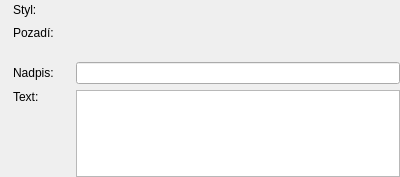
CZDanol/StrawLumen, file src/presentation/native/presentationpropertieswidget_customslide.ui: the form before one commit.
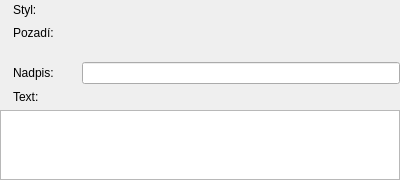
The form after the commit. Icons and pictures are not drawn. Custom widgets are drawn as their Qt base class.

Diff of the .ui file:
```diff
--- a/src/presentation/native/presentationpropertieswidget_customslide.ui
+++ b/src/presentation/native/presentationpropertieswidget_customslide.ui
@@ -149,20 +149,7 @@
      </property>
     </widget>
    </item>
-   <item row="8" column="1">
-    <spacer name="verticalSpacer_2">
-     <property name="orientation">
-      <enum>Qt::Vertical</enum>
-     </property>
-     <property name="sizeHint" stdset="0">
-      <size>
-       <width>20</width>
-       <height>40</height>
-      </size>
-     </property>
-    </spacer>
-   </item>
-   <item row="7" column="3" rowspan="2">
+   <item row="8" column="0" colspan="4">
     <widget class="QPlainTextEdit" name="teText"/>
    </item>
   </layout>
```
